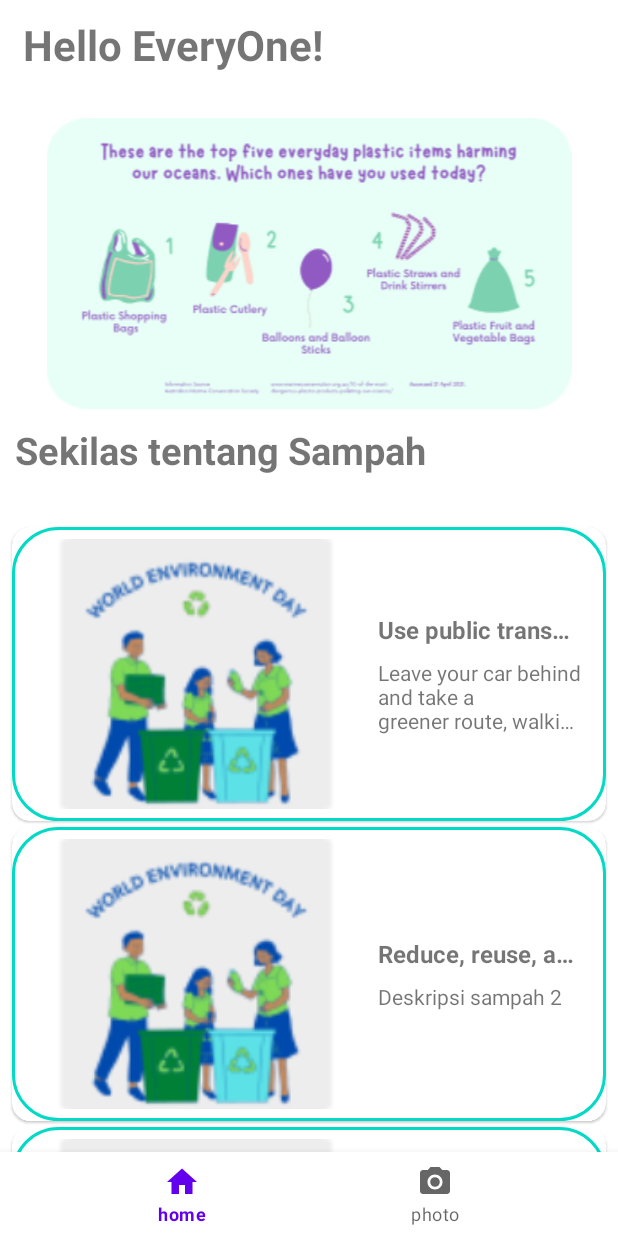
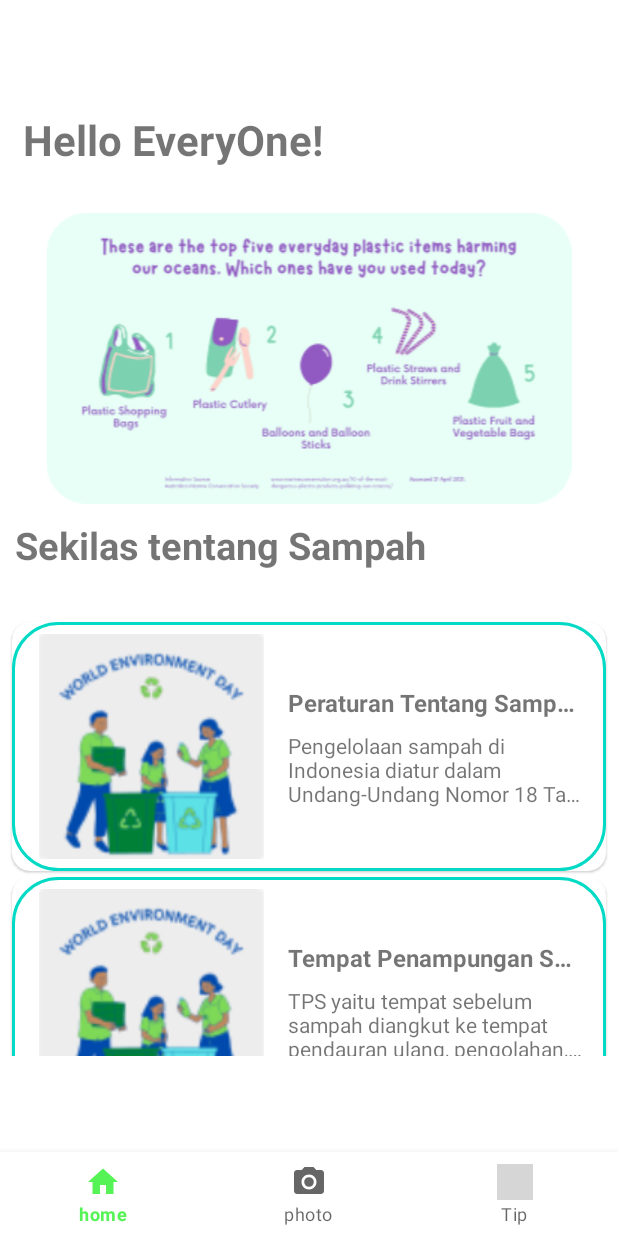
Before and after one commit to EcoScanApp-BangkitCapstone-C23-PC606/EcoScanApp, an Android app: the screen it shows after launch (MainActivity), on a phone screen of 412 x 824 dp. Run offline under Robolectric (Android 15) with nearby library versions, the light colour scheme and no system bars; our stand-ins replace data binding, navigation-ui; grey boxes are pictures that could not be loaded.

Commit message:
fiks layout

```diff
--- a/app/build.gradle
+++ b/app/build.gradle
@@ -1,6 +1,7 @@
 plugins {
     id 'com.android.application'
     id 'org.jetbrains.kotlin.android'
+    id 'kotlin-kapt'
 }
 
 android {
--- a/app/src/main/java/com/dicoding/econscan/MainActivity.kt
+++ b/app/src/main/java/com/dicoding/econscan/MainActivity.kt
@@ -42,7 +42,7 @@ class MainActivity : AppCompatActivity() {
 
         val appBarConfiguration = AppBarConfiguration(
             setOf(
-                R.id.navigation_home, R.id.navigation_camera
+                R.id.navigation_home, R.id.navigation_camera, R.id.navigation_tip
             )
         )
         setupActionBarWithNavController(navController, appBarConfiguration)
--- a/app/src/main/java/com/dicoding/econscan/ui/home/HomeFragment.kt
+++ b/app/src/main/java/com/dicoding/econscan/ui/home/HomeFragment.kt
@@ -29,13 +29,10 @@ class HomeFragment : Fragment() {
 
         // Create some dummy data
         val items = listOf(
-            SampahItem(R.drawable.rectangle_40, "Use public transportation", "Leave your car behind and take a \n" +
-                    "greener route, walking, biking or \n" +
-                    "public transport. Reduce emissions, \n" +
-                    "save money, and stay fit on the go."),
-            SampahItem(R.drawable.rectangle_40, "Reduce, reuse, and recycle", "Deskripsi sampah 2"),
-            SampahItem(R.drawable.rectangle_40, "Use public transportation", "Deskripsi sampah 3"),
-            SampahItem(R.drawable.rectangle_40, "Reduce, reuse, and recycle", "Deskripsi sampah 4"),
+            SampahItem(R.drawable.rectangle_40, "Peraturan Tentang Sampah", "Pengelolaan sampah di Indonesia diatur dalam Undang-Undang Nomor 18 Tahun 2008 tentang Pengelolaan Sampah."),
+            SampahItem(R.drawable.rectangle_40, "Tempat Penampungan Sementara (TPS)", "TPS yaitu tempat sebelum sampah diangkut ke tempat pendauran ulang, pengolahan, dan/atau tempat pengolahan sampah terpadu. Dari TPS, sampah akan diangkut dan dibawa oleh Dinas Lingkungan menggunakan truk sampah ke Tempat Pemrosesan Akhir (TPA). TPA adalah tempat untuk memproses dan mengembalikan sampah ke media lingkungan secara aman bagi manusia dan lingkungan."),
+            SampahItem(R.drawable.rectangle_40, "Pengelolaan Sampah", "Pengelolaan sampah di Indonesia dibagi menjadi dua, pertama yaitu pengelolaan sampah rumah tangga dan sampah sejenis sampah rumah tangga dan kedua yaitu pengelolaan sampah spesifik"),
+            SampahItem(R.drawable.rectangle_40, "Peran Masyarakat", "Peran masyarakat antara lain pemberian usul, pertimbangan, dan saran kepada pemerintah pusat dan pemerintah daerah, perumusan kebijakan pengelolaan sampah, dan/atau pemberian saran dan pendapat dalam penyelesaian sengketa persampahan."),
             // Add more items here
         )
 
--- a/app/src/main/res/layout/activity_main.xml
+++ b/app/src/main/res/layout/activity_main.xml
@@ -22,7 +22,7 @@
         android:id="@+id/fragment_activity_main"
         android:name="androidx.navigation.fragment.NavHostFragment"
         android:layout_width="match_parent"
-        android:layout_height="match_parent"
+        android:layout_height="650dp"
         app:defaultNavHost="true"
         app:layout_constraintBottom_toTopOf="@id/nav_view"
         android:layout_marginTop="-10dp"
--- a/app/src/main/res/layout/custom_item_view.xml
+++ b/app/src/main/res/layout/custom_item_view.xml
@@ -20,8 +20,8 @@
 
         <ImageView
             android:id="@+id/iv_item_photo"
-            android:layout_width="210dp"
-            android:layout_height="180dp"
+            android:layout_width="150dp"
+            android:layout_height="150dp"
             android:layout_marginStart="18dp"
             android:layout_marginTop="8dp"
             android:layout_marginBottom="8dp"
--- a/app/src/main/res/layout/fragment_mediaupload.xml
+++ b/app/src/main/res/layout/fragment_mediaupload.xml
@@ -4,6 +4,7 @@
     android:layout_height="match_parent"
     xmlns:app="http://schemas.android.com/apk/res-auto"
     xmlns:tools="http://schemas.android.com/tools"
+    android:id="@+id/mediauploadFragment"
     tools:context=".ui.scanner.MediaUploadFragment">
 
 <ScrollView
--- a/app/src/main/res/menu/menu_main.xml
+++ b/app/src/main/res/menu/menu_main.xml
@@ -17,6 +17,13 @@
         app:iconTint="@color/white"
         app:showAsAction="ifRoom"/>
 
+    <item
+        android:id="@+id/navigation_tip"
+        android:icon="@drawable/ic_baseline_lamp"
+        android:title="Tip"
+        app:iconTint="@color/white"
+        app:showAsAction="ifRoom"/>
+
 
 
 </menu>
--- a/app/src/main/res/navigation/mobile_navigation.xml
+++ b/app/src/main/res/navigation/mobile_navigation.xml
@@ -17,4 +17,10 @@
         android:name="com.dicoding.econscan.ui.scanner.MediaUploadFragment"
         android:label="@string/camera"
         tools:layout="@layout/activity_camera" />
+
+    <fragment
+        android:id="@+id/navigation_tip"
+        android:name="com.dicoding.econscan.ui.tp.TipFragment"
+        android:label="@string/tip"
+        tools:layout="@layout/activity_camera" />
 </navigation>
--- a/app/src/main/res/values/colors.xml
+++ b/app/src/main/res/values/colors.xml
@@ -1,12 +1,13 @@
 <?xml version="1.0" encoding="utf-8"?>
 <resources>
     <color name="purple_200">#FFBB86FC</color>
-    <color name="purple_500">#FF6200EE</color>
+    <color name="purple_500">#55F355</color>
     <color name="purple_700">#FF3700B3</color>
     <color name="teal_200">#FF03DAC5</color>
     <color name="teal_700">#FF018786</color>
     <color name="black">#FF000000</color>
     <color name="white">#FFFFFFFF</color>
     <color name="lavender">#FF03DAC5</color>
-
+    <color name="grey">#D3D1D1</color>
+    <color name="green">#55F355</color>
 </resources>
```
Also changed, not shown: app/src/main/AndroidManifest.xml (+30 -12 lines), app/src/main/java/com/dicoding/econscan/ui/scanner/MediaUploadFragment.kt (+44 -18 lines), app/src/main/java/com/dicoding/econscan/ui/scanner/UploadFragment.kt (+29 -13 lines), app/src/main/java/com/dicoding/econscan/utils/extend.kt (+15 -1 lines), app/src/main/res/layout/activity_camera.xml (+4 -6 lines), app/src/main/res/values/strings.xml (+8 -0 lines).
